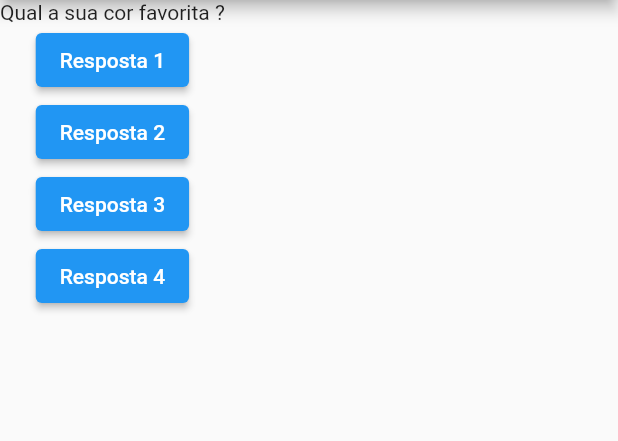
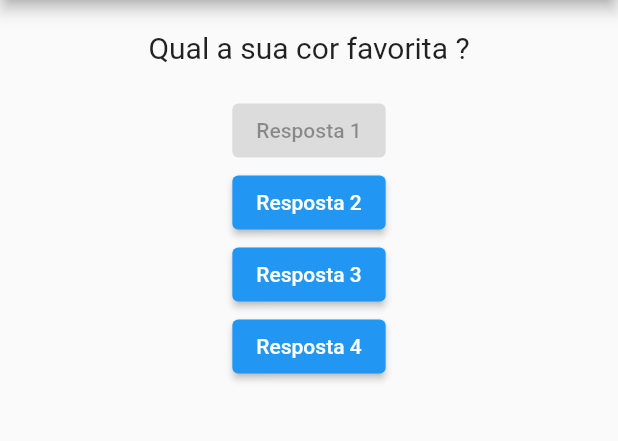
Before and after one commit to jessealvessilva/perguntas_novo, a Flutter app: the screen it shows after launch, on a phone screen of 412 x 824 dp, the part 84-525 px from its top. Run offline on Flutter 3.47's test engine with Material 2 defaults, Android fonts, the light colour scheme and no system bars.

Commit message:
Criação dos componentes Questao e Resposta

```diff
--- a/lib/main.dart
+++ b/lib/main.dart
@@ -1,5 +1,7 @@
 import 'package:flutter/material.dart';
 import 'package:perguntas_novo/questao.dart';
+import './questao.dart';
+import './resposta.dart';
 
 void main() {
   runApp(PerguntasApp());
@@ -35,10 +37,7 @@
           body: Column(
             children: [
               Questao(texto: perguntas[_perguntaSelecionada]),
-              ElevatedButton(
-                onPressed: _responder,
-                child: Text('Resposta 1'),
-              ),
+              Resposta(texto: 'Resposta 1'),
               ElevatedButton(
                 onPressed: _responder,
                 child: Text('Resposta 2'),
--- a/lib/questao.dart
+++ b/lib/questao.dart
@@ -1,16 +1,21 @@
-import 'package:flutter/cupertino.dart';
-import 'package:flutter/src/widgets/container.dart';
-import 'package:flutter/src/widgets/framework.dart';
+import 'package:flutter/material.dart';
 
 class Questao extends StatelessWidget {
   final String texto;
 
   const Questao({super.key, required this.texto});
+  // const Questao(this.texto, {super.key});
 
   @override
   Widget build(BuildContext context) {
     return Container(
-      child: Text(this.texto),
+      width: double.infinity,
+      margin: EdgeInsets.all(20),
+      child: Text(
+        this.texto,
+        style: TextStyle(fontSize: 20),
+        textAlign: TextAlign.center,
+      ),
     );
   }
 }
--- /dev/null
+++ b/lib/resposta.dart
@@ -0,0 +1,19 @@
+import 'package:flutter/cupertino.dart';
+import 'package:flutter/material.dart';
+import 'package:flutter/src/widgets/container.dart';
+import 'package:flutter/src/widgets/framework.dart';
+
+class Resposta extends StatelessWidget {
+  final String texto;
+
+  const Resposta({super.key, required this.texto});
+
+  @override
+  Widget build(BuildContext context) {
+    return Container(
+        child: ElevatedButton(
+      child: Text(this.texto),
+      onPressed: null,
+    ));
+  }
+}
```
